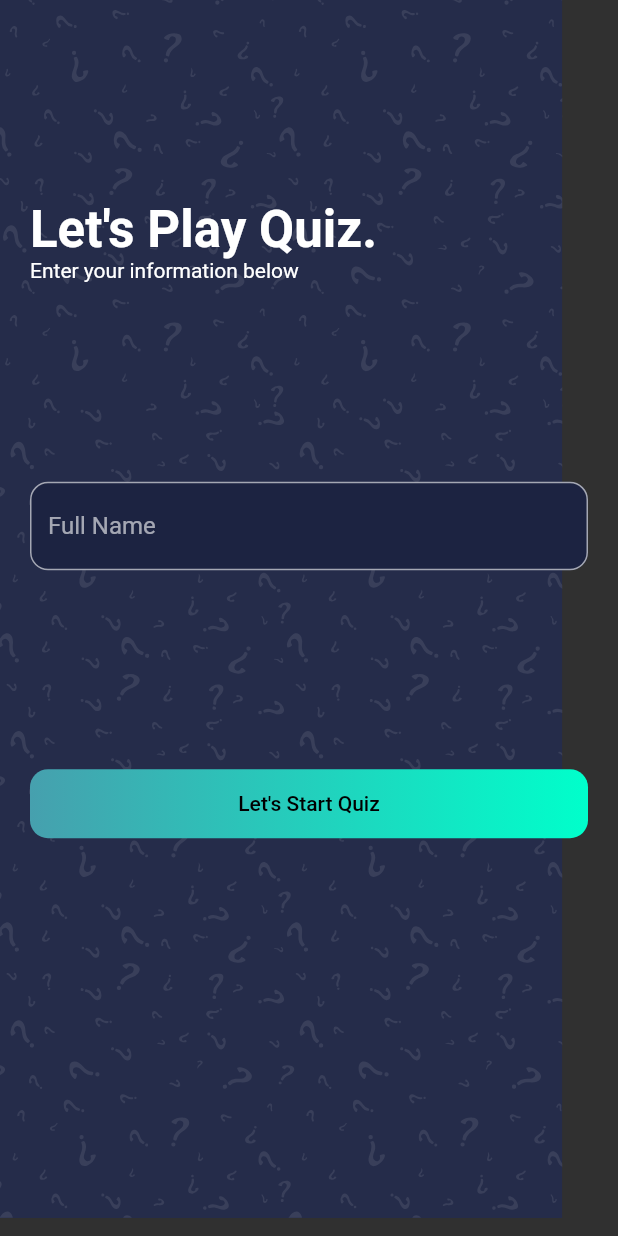
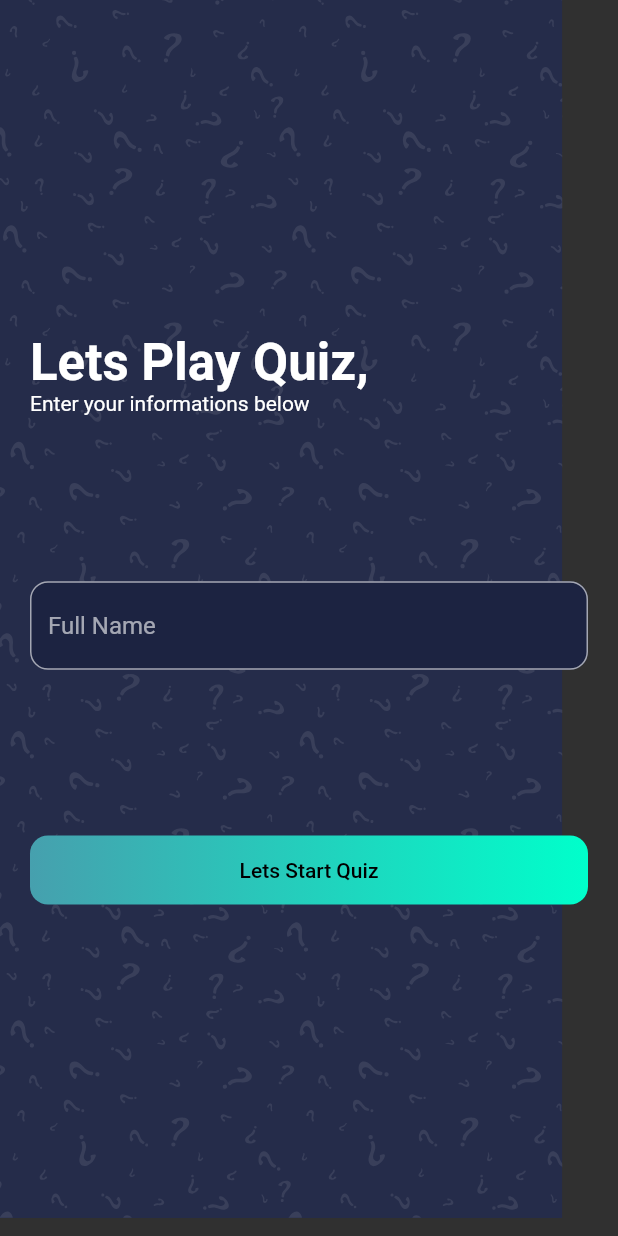
Before and after one commit to HoeYeon/Flutter, a Flutter app: the screen it shows after launch, on a phone screen of 412 x 824 dp. Run offline on Flutter 3.47's test engine with Material 2 defaults, Android fonts, the phone set to English and light mode, and no system bars; our stand-ins replace websafe_svg.

Commit message:
impl welcome screen

```diff
--- a/Quiz-App-Flutter-Starting/lib/screens/welcome/welcome_screen.dart
+++ b/Quiz-App-Flutter-Starting/lib/screens/welcome/welcome_screen.dart
@@ -6,30 +6,32 @@ class WelcomeScreen extends StatelessWidget {
   @override
   Widget build(BuildContext context) {
     return Scaffold(
-        body: Stack(
-      children: [
-        WebsafeSvg.asset("assets/icons/bg.svg"),
+        body: Stack(children: [
+      WebsafeSvg.asset("assets/icon/bg.svg"),
       SafeArea(
           child: Padding(
         padding: const EdgeInsets.symmetric(horizontal: kDefaultPadding),
-          child:
-              Column(crossAxisAlignment: CrossAxisAlignment.start, children: [
-            Spacer(),
-            Text("Let's Play Quiz.",
+        child: Column(
+          crossAxisAlignment: CrossAxisAlignment.start,
+          children: [
+            Spacer(flex: 2), // 2/6
+            Text("Lets Play Quiz,",
                 style: Theme.of(context).textTheme.headline4.copyWith(
                     color: Colors.white, fontWeight: FontWeight.bold)),
-            Text("Enter your information below"),
-            Spacer(),
+            Text("Enter your informations below"),
+            Spacer(), // 1/6
             TextField(
               decoration: InputDecoration(
                 filled: true,
                 fillColor: Color(0xFF1C2341),
                 hintText: "Full Name",
                 border: OutlineInputBorder(
-                    borderRadius: BorderRadius.all(Radius.circular(12)),
+                    borderRadius: BorderRadius.all(
+                  Radius.circular(12),
                 )),
               ),
-            Spacer(),
+            ),
+            Spacer(), // 1/6
             InkWell(
               onTap: () {},
               child: Container(
@@ -40,16 +42,19 @@ class WelcomeScreen extends StatelessWidget {
                   gradient: kPrimaryGradient,
                   borderRadius: BorderRadius.all(Radius.circular(12)),
                 ),
-                  child: Text("Let's Start Quiz",
+                child: Text(
+                  "Lets Start Quiz",
                   style: Theme.of(context)
                       .textTheme
                       .button
-                          .copyWith(color: Colors.black))),
+                      .copyWith(color: Colors.black),
                 ),
-            Spacer(flex: 2),
-          ]),
+              ),
+            ),
+            Spacer(flex: 2), // 전체 정의된 flex(6개 기본이 1) 2개 만큼의 비중을 가져감 즉, 2/6
+          ],
+        ),
       ))
-      ],
-    ));
+    ]));
   }
 }
--- a/Quiz-App-Flutter-Starting/pubspec.yaml
+++ b/Quiz-App-Flutter-Starting/pubspec.yaml
@@ -50,7 +50,7 @@ flutter:
 
   # To add assets to your application, add an assets section, like this:
   assets:
-    - assets/icons/
+    - assets/icon/
   #   - images/a_dot_ham.jpeg
 
   # An image asset can refer to one or more resolution-specific "variants", see
```
Also changed, not shown: Quiz-App-Flutter-Starting/assets/icon/bg.svg (renamed from Quiz-App-Flutter-Starting/assets/icons/bg.svg), Quiz-App-Flutter-Starting/assets/icon/clock.svg (renamed from Quiz-App-Flutter-Starting/assets/icons/clock.svg), Quiz-App-Flutter-Starting/pubspec.lock, 5 other files. Lines whose indentation alone changed are shown as unchanged.
